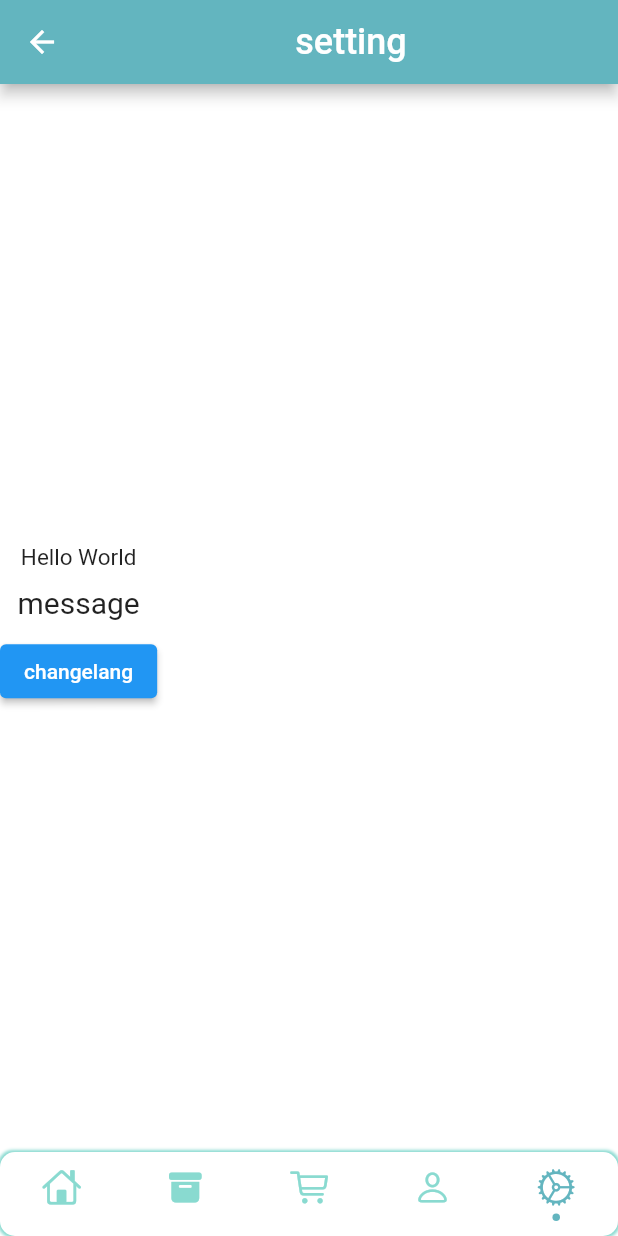
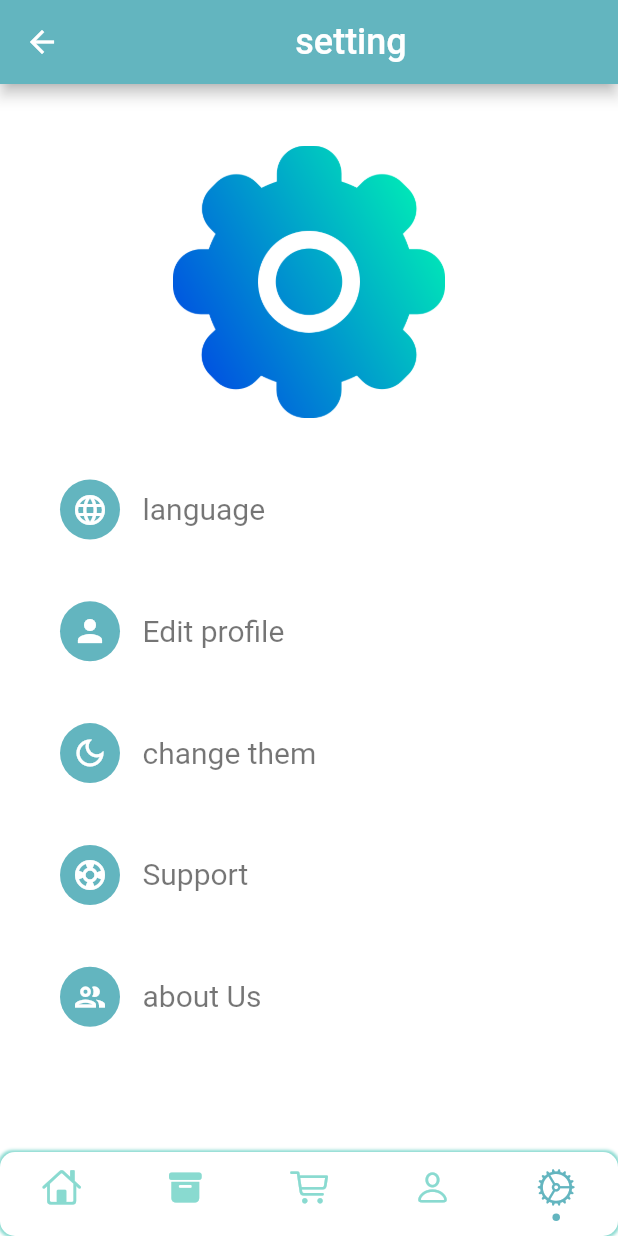
Before and after one commit to khaledsawan/Hungry-, a Flutter app: the screen it shows after launch, item 5 of the bottom bar chosen, on a phone screen of 412 x 824 dp. Run offline on Flutter 3.47's test engine with Material 2 defaults, Android fonts, the phone set to English and light mode, and no system bars; drawn by our look-alikes of persistent_bottom_nav_bar; our stand-ins replace dots_indicator, flutter_typeahead, geocoding, geolocator, get, get_storage and 3 more; missing offline and left inert: flutter_keyboard_visibility_web, flutter_secure_storage_web, geolocator_web, google_maps_flutter_web, google_maps_webservice, package_info_plus_web and 1 more; network calls fail.

Commit message:
Setting page

```diff
--- a/lib/screen/setting/setting_page.dart
+++ b/lib/screen/setting/setting_page.dart
@@ -1,6 +1,8 @@
 import 'package:flutter/material.dart';
 import 'package:get/get.dart';
 import 'package:shop_delivery_system/utils/colors.dart';
+
+import '../../widgets/icon_than_text/icon_than_text.dart';
 
 class SettingPage extends StatelessWidget {
   SettingPage({Key? key}) : super(key: key);
@@ -24,7 +26,7 @@ class SettingPage extends StatelessWidget {
 // set up the AlertDialog
     AlertDialog alert = AlertDialog(
       title: const Text('Choose Your Language'),
-      content: Container(
+      content: SizedBox(
           width: double.maxFinite,
           child: ListView.separated(
               shrinkWrap: true,
@@ -34,14 +36,13 @@ class SettingPage extends StatelessWidget {
                   child: GestureDetector(
                     child: Text(locale[index]['name']),
                     onTap: () {
-// print(locale[index]['name']);
                       updateLanguage(locale[index]['locale']);
                     },
                   ),
                 );
               },
               separatorBuilder: (context, index) {
-                return Divider(
+                return const Divider(
                   color: Colors.blue,
                 );
               },
@@ -59,8 +60,10 @@ class SettingPage extends StatelessWidget {
 //ChangeLanguageAlertDialog End
   @override
   Widget build(BuildContext context) {
+    double width = MediaQuery.of(context).size.width;
+    double height = MediaQuery.of(context).size.height;
     return Scaffold(
-      backgroundColor: Colors.white,
+        backgroundColor: Colors.white,
         appBar: AppBar(
           title: Center(
               child: Text(
@@ -70,27 +73,70 @@ class SettingPage extends StatelessWidget {
           backgroundColor: AppColors.mainColor,
         ),
         body: Column(
-          mainAxisAlignment: MainAxisAlignment.center,
+          mainAxisAlignment: MainAxisAlignment.start,
           children: [
-            Text(
-              'hello'.tr,
-              style: TextStyle(fontSize: 15),
+            SizedBox(
+              height: height * 0.05,
             ),
             SizedBox(
-              height: 10,
+                width: width - 17,
+                height: height * 0.22,
+                child: Image.asset('assets/image/settings.png')),
+
+            SizedBox(
+              height: height * 0.05,
             ),
-            Text(
-              'message'.tr,
-              style: TextStyle(fontSize: 20),
-            ),
-            SizedBox(
-              height: 10,
-            ),
-            ElevatedButton(
-                onPressed: () {
-                  ChangeLanguageAlertDialog(context);
-                },
-                child: Text('changelang'.tr)),
+           Container(
+             margin:const EdgeInsets.only(left: 40,right: 20),
+             child: SingleChildScrollView(
+               child: Column(
+                 children: [
+                   Icon_Than_Text(
+                        color: AppColors.mainColor,
+                        icon: Icons.language_outlined,
+                        text: 'language',
+                      ),
+                   SizedBox(
+                     height: height * 0.05,
+                   ),
+                   Icon_Than_Text(
+                     color: AppColors.mainColor,
+                     icon: Icons.person,
+                     text: 'Edit profile',
+                   ),
+                   SizedBox(
+                     height: height * 0.05,
+                   ),
+                   Icon_Than_Text(
+                     color: AppColors.mainColor,
+                     icon: Icons.dark_mode_outlined,
+                     text: 'change them ',
+                   ),
+                   SizedBox(
+                     height: height * 0.05,
+                   ),
+                   Icon_Than_Text(
+                     color: AppColors.mainColor,
+                     icon: Icons.support_outlined,
+                     text: 'Support',
+                   ),
+                   SizedBox(
+                     height: height * 0.05,
+                   ),
+                   Icon_Than_Text(
+                     color: AppColors.mainColor,
+                     icon: Icons.group_outlined,
+                     text: 'about Us',
+                   ),
+                   SizedBox(
+                     height: height * 0.05,
+                   ),
+
+                 ],
+               ),
+             ),
+           ),
+
           ],
         ));
   }
```
Also changed, not shown: assets/image/settings.png (added).
